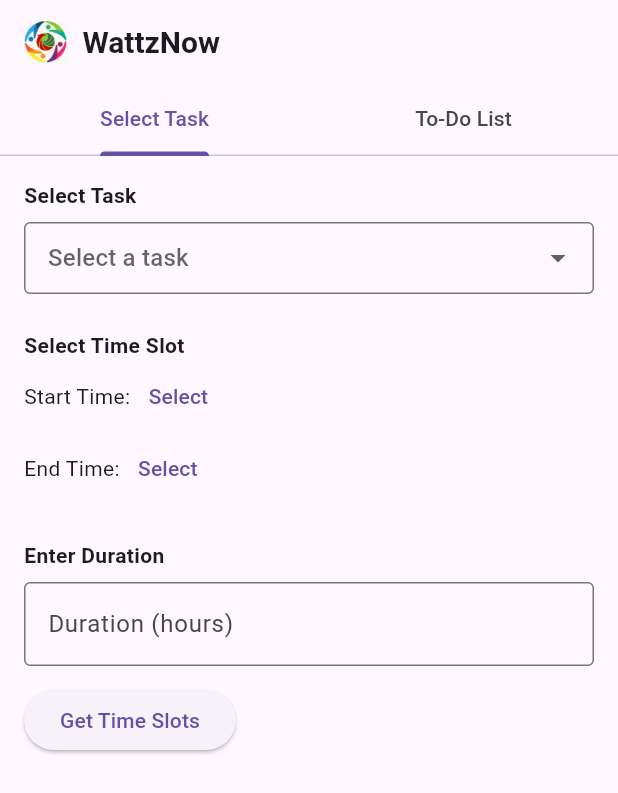
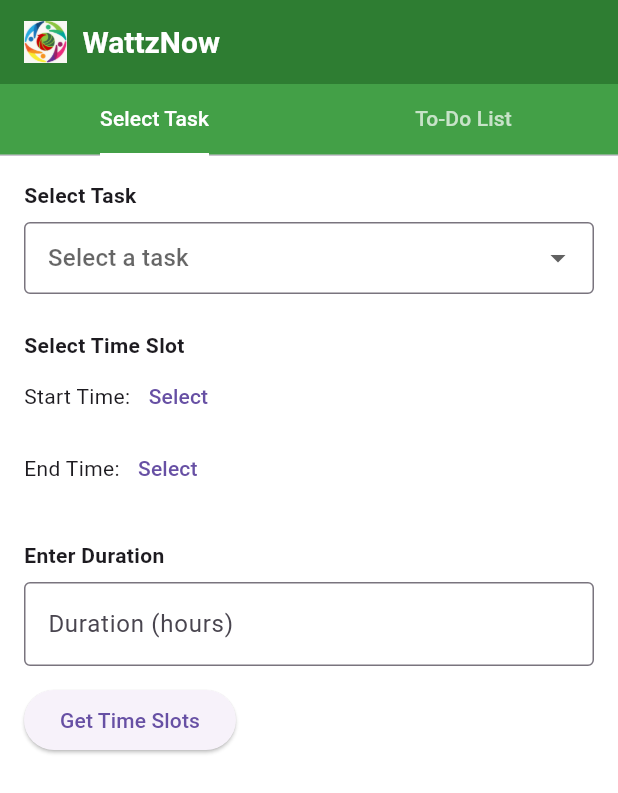
Before and after one commit to SonaGutha/wattznow, a Flutter app: the screen it shows after launch, on a phone screen of 412 x 824 dp. Shown: the top 793 px of the screen. Run offline on Flutter 3.47's test engine with Material 3 defaults, Android fonts, the light colour scheme and no system bars.

Commit message:
ui changes

```diff
--- a/wattz_now_frontend/lib/main.dart
+++ b/wattz_now_frontend/lib/main.dart
@@ -25,7 +25,26 @@ class _MyAppState extends State<MyApp> {
     return MaterialApp(
       title: 'WattzNow',
       debugShowCheckedModeBanner: false,
-      theme: ThemeData(primarySwatch: Colors.green),
+      theme: ThemeData(
+        primarySwatch: Colors.green,
+        scaffoldBackgroundColor: Colors.white,
+        appBarTheme: AppBarTheme(
+          backgroundColor:Colors.green.shade800,
+          foregroundColor: Colors.white,
+          titleTextStyle: TextStyle(
+            fontSize: 20,
+            fontWeight: FontWeight.bold,
+            color: Colors.white,
+          ),
+        ),
+        tabBarTheme: TabBarTheme(
+          labelColor: Colors.white,
+          unselectedLabelColor: Colors.white70,
+          indicator: UnderlineTabIndicator(
+            borderSide: BorderSide(color: Colors.white, width: 2),
+          ),
+        ),
+      ),
       home: DefaultTabController(
         length: 2,
         child: Scaffold(
@@ -43,8 +62,27 @@ class _MyAppState extends State<MyApp> {
                 //Text('🔌', style: TextStyle(fontSize: 20)),
               ],
             ),
-            bottom: TabBar(
-              tabs: [Tab(text: "Select Task"), Tab(text: "To-Do List")],
+            bottom: PreferredSize(
+              preferredSize: Size.fromHeight(48),
+              child: Container(
+                color: Colors.green.shade600,
+                child: TabBar(
+                  labelColor: Colors.white,
+                  unselectedLabelColor: Colors.white70,
+                  indicatorColor: Colors.white,
+                  tabs: [
+                    Tab(
+                      child: Text(
+                        "Select Task",
+                        style: TextStyle(fontSize: 14),
+                      ),
+                    ),
+                    Tab(
+                      child: Text("To-Do List", style: TextStyle(fontSize: 14)),
+                    ),
+                  ],
+                ),
+              ),
             ),
           ),
           body: TabBarView(
```
